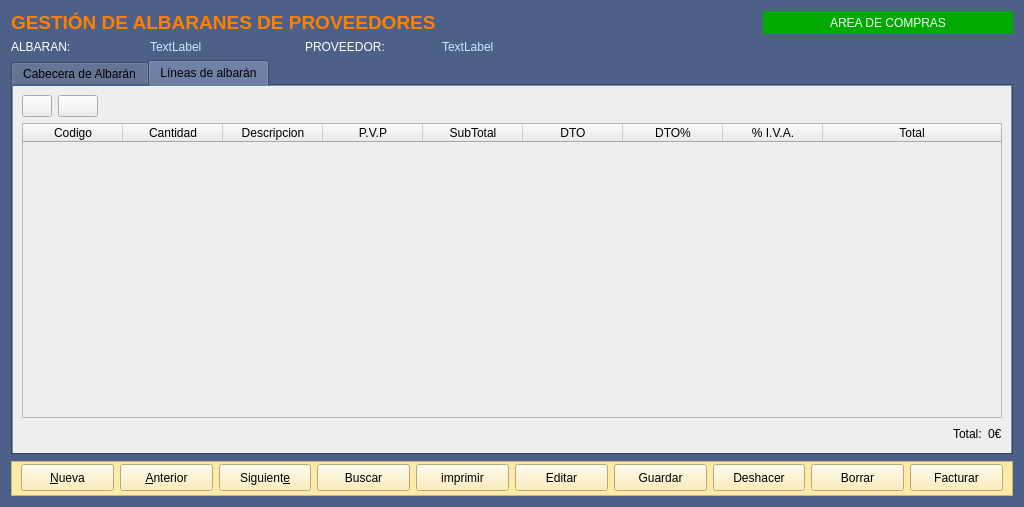
This is Zona_Compras/frmalbaranproveedor.ui in arcnexus/RedFoX as Qt 5 draws it before an edit. The edited form follows.
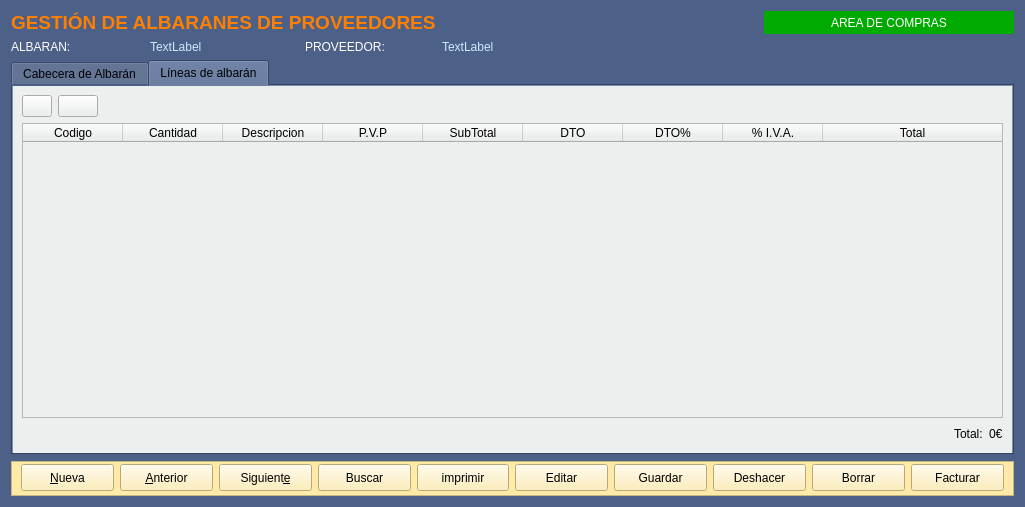
This is the edited form. The open tabs and pages were chosen to show the change. Icons and pictures are not drawn.

What changed in the file:
```diff
--- a/Zona_Compras/frmalbaranproveedor.ui
+++ b/Zona_Compras/frmalbaranproveedor.ui
@@ -6,7 +6,7 @@
    <rect>
     <x>0</x>
     <y>0</y>
-    <width>1024</width>
+    <width>1025</width>
     <height>507</height>
    </rect>
   </property>
```
Left out of the diff: 28 changed lines with no effect on the pictures.
